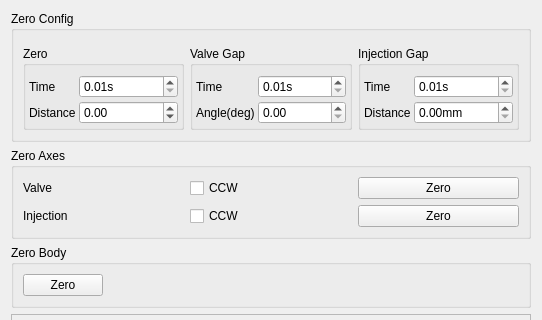
This is source/wnd/ui/ippref.ui in ww4u/megarobostudio as Qt 5 draws it before an edit; both pictures show x 0 to 542 and y 0 to 320 of the 542 by 466 pixel window. The edited form follows.
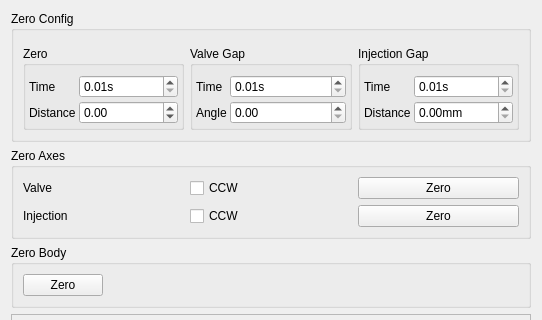
This is the edited form. Icons and pictures are not drawn. Custom widgets are drawn as their Qt base class.

Diff of the .ui file:
```diff
--- a/source/wnd/ui/ippref.ui
+++ b/source/wnd/ui/ippref.ui
@@ -118,7 +118,7 @@
          <item row="1" column="0">
           <widget class="QLabel" name="label_5">
            <property name="text">
-            <string>Angle(deg)</string>
+            <string>Angle</string>
            </property>
           </widget>
          </item>
```
